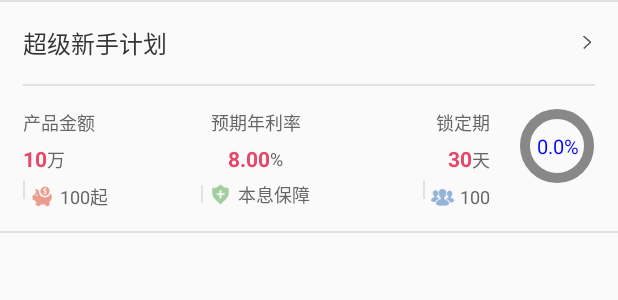
After one commit to guo519300884/Finance, an Android app: the layout adapter_invest_all.xml on its own in the app's theme, with its tools: preview values and no code run, on a phone screen of 412 x 824 dp. The commit adds this screen. Shown: the top 300 px of the screen. Run offline under Robolectric (Android 15) with nearby library versions, the phone set to English and light mode, and no system bars.

Commit message:
7.实现投资页子页面（全部理财页）的显示

```diff
--- /dev/null
+++ b/app/src/main/res/layout/adapter_invest_all.xml
@@ -0,0 +1,261 @@
+<?xml version="1.0" encoding="utf-8"?>
+<LinearLayout xmlns:android="http://schemas.android.com/apk/res/android"
+    android:layout_width="match_parent"
+    android:layout_height="match_parent"
+    android:orientation="vertical">
+
+    <View
+        android:layout_width="match_parent"
+        android:layout_height="1dp"
+        android:background="@color/divider_line" />
+
+    <LinearLayout
+        android:layout_width="match_parent"
+        android:layout_height="wrap_content"
+        android:gravity="center_vertical"
+        android:orientation="vertical">
+
+        <LinearLayout
+            android:layout_width="match_parent"
+            android:layout_height="wrap_content"
+            android:orientation="horizontal"
+            android:padding="15dp">
+
+            <TextView
+                android:id="@+id/p_name"
+                android:layout_width="0dp"
+                android:layout_height="wrap_content"
+                android:layout_weight="1"
+                android:text="超级新手计划"
+                android:textColor="#333333"
+                android:textSize="16sp" />
+
+            <ImageView
+                android:layout_width="wrap_content"
+                android:layout_height="wrap_content"
+                android:layout_gravity="center_vertical"
+                android:src="@drawable/right" />
+        </LinearLayout>
+
+        <View
+            android:layout_width="match_parent"
+            android:layout_height="1dp"
+            android:layout_marginLeft="15dp"
+            android:layout_marginRight="15dp"
+            android:background="@color/divider_line" />
+    </LinearLayout>
+
+
+    <LinearLayout
+        android:layout_width="match_parent"
+        android:layout_height="wrap_content"
+        android:orientation="horizontal"
+        android:padding="15dp">
+
+
+        <LinearLayout
+            android:layout_width="0dp"
+            android:layout_height="wrap_content"
+            android:layout_weight="1"
+            android:orientation="vertical">
+
+
+            <LinearLayout
+                android:layout_width="match_parent"
+                android:layout_height="wrap_content"
+                android:orientation="horizontal">
+
+                <TextView
+                    android:layout_width="0dp"
+                    android:layout_height="wrap_content"
+                    android:layout_weight="1"
+                    android:gravity="left"
+                    android:text="产品金额"
+                    android:textColor="@color/product_detail_common"
+                    android:textSize="12sp" />
+
+                <TextView
+                    android:layout_width="0dp"
+                    android:layout_height="wrap_content"
+                    android:layout_weight="1"
+                    android:gravity="center"
+                    android:text="预期年利率"
+                    android:textColor="@color/product_detail_common"
+                    android:textSize="12sp" />
+
+                <TextView
+                    android:layout_width="0dp"
+                    android:layout_height="wrap_content"
+                    android:layout_weight="1"
+                    android:gravity="right"
+                    android:text="锁定期"
+                    android:textColor="@color/product_detail_common"
+                    android:textSize="12sp" />
+            </LinearLayout>
+
+            <LinearLayout
+                android:layout_width="match_parent"
+                android:layout_height="wrap_content"
+                android:layout_marginTop="5dp"
+                android:orientation="horizontal">
+
+
+                <LinearLayout
+                    android:layout_width="0dp"
+                    android:layout_height="wrap_content"
+                    android:layout_weight="1"
+                    android:gravity="left">
+
+                    <TextView
+                        android:id="@+id/p_money"
+                        android:layout_width="wrap_content"
+                        android:layout_height="wrap_content"
+                        android:text="10"
+                        android:textColor="@color/product_red_common"
+                        android:textSize="14sp"
+                        android:textStyle="bold" />
+
+                    <TextView
+                        android:layout_width="wrap_content"
+                        android:layout_height="wrap_content"
+                        android:text="万"
+                        android:textColor="@color/product_detail_common"
+                        android:textSize="12sp" />
+                </LinearLayout>
+
+                <LinearLayout
+                    android:layout_width="0dp"
+                    android:layout_height="wrap_content"
+                    android:layout_weight="1"
+                    android:gravity="center">
+
+                    <TextView
+                        android:id="@+id/p_yearlv"
+                        android:layout_width="wrap_content"
+                        android:layout_height="wrap_content"
+                        android:text="8.00"
+                        android:textColor="@color/product_red_common"
+                        android:textSize="14sp"
+                        android:textStyle="bold" />
+
+                    <TextView
+                        android:layout_width="wrap_content"
+                        android:layout_height="wrap_content"
+                        android:text="%"
+                        android:textColor="@color/product_detail_common"
+                        android:textSize="12sp" />
+                </LinearLayout>
+
+                <LinearLayout
+                    android:layout_width="0dp"
+                    android:layout_height="wrap_content"
+                    android:layout_weight="1"
+                    android:gravity="right">
+
+                    <TextView
+                        android:id="@+id/p_suodingdays"
+                        android:layout_width="wrap_content"
+                        android:layout_height="wrap_content"
+                        android:text="30"
+                        android:textColor="@color/product_red_common"
+                        android:textSize="14sp"
+                        android:textStyle="bold" />
+
+                    <TextView
+                        android:layout_width="wrap_content"
+                        android:layout_height="wrap_content"
+                        android:text="天"
+                        android:textColor="@color/product_detail_common"
+                        android:textSize="12sp" />
+                </LinearLayout>
+            </LinearLayout>
+
+            <LinearLayout
+                android:layout_width="match_parent"
+                android:layout_height="wrap_content"
+                android:layout_marginTop="5dp"
+                android:orientation="horizontal">
+
+                <LinearLayout
+                    android:layout_width="0dp"
+                    android:layout_height="wrap_content"
+                    android:layout_weight="1"
+                    android:gravity="left">
+
+                    <TextView
+                        android:layout_width="1dp"
+                        android:layout_height="12dp"
+                        android:background="@color/divider_line" />
+
+                    <TextView
+                        android:id="@+id/p_minzouzi"
+                        android:layout_width="wrap_content"
+                        android:layout_height="wrap_content"
+                        android:layout_marginLeft="4dp"
+                        android:drawableLeft="@drawable/manage_list_count"
+                        android:drawablePadding="4dp"
+                        android:text="100起"
+                        android:textColor="@color/product_detail_common"
+                        android:textSize="12sp" />
+                </LinearLayout>
+
+                <LinearLayout
+                    android:layout_width="0dp"
+                    android:layout_height="wrap_content"
+                    android:layout_weight="1"
+                    android:gravity="center">
+
+                    <TextView
+                        android:layout_width="1dp"
+                        android:layout_height="12dp"
+                        android:background="@color/divider_line" />
+
+                    <TextView
+                        android:layout_width="wrap_content"
+                        android:layout_height="wrap_content"
+                        android:layout_marginLeft="4dp"
+                        android:drawableLeft="@drawable/manage_list_guarantee"
+                        android:drawablePadding="4dp"
+                        android:text="本息保障"
+                        android:textColor="@color/product_detail_common"
+                        android:textSize="12sp" />
+                </LinearLayout>
+
+                <LinearLayout
+                    android:layout_width="0dp"
+                    android:layout_height="wrap_content"
+                    android:layout_weight="1"
+                    android:gravity="right">
+
+                    <TextView
+                        android:layout_width="1dp"
+                        android:layout_height="12dp"
+                        android:background="@color/divider_line" />
+
+                    <TextView
+                        android:id="@+id/p_minnum"
+                        android:layout_width="wrap_content"
+                        android:layout_height="wrap_content"
+                        android:layout_marginLeft="4dp"
+                        android:drawableLeft="@drawable/manage_list_member"
+                        android:drawablePadding="4dp"
+                        android:text="100"
+                        android:textColor="@color/product_detail_common"
+                        android:textSize="12sp" />
+                </LinearLayout>
+            </LinearLayout>
+        </LinearLayout>
+
+        <gjw.finance.view.MyProgress
+            android:id="@+id/p_progresss"
+            android:layout_width="50dp"
+            android:layout_height="50dp"
+            android:layout_marginLeft="20dp"></gjw.finance.view.MyProgress>
+    </LinearLayout>
+
+    <View
+        android:layout_width="match_parent"
+        android:layout_height="1dp"
+        android:background="@color/divider_line" />
+
+</LinearLayout>
```
Also changed, not shown: app/src/main/java/gjw/finance/adapter/InvestAllAdapter.java (added, +88 -0 lines), app/src/main/java/gjw/finance/bean/InvestAllBean.java (added, +119 -0 lines), app/src/main/java/gjw/finance/fragment/InvestAllFragment.java (+30 -1 lines), app/src/main/res/layout/fragment_invest_all.xml (+5 -3 lines).
